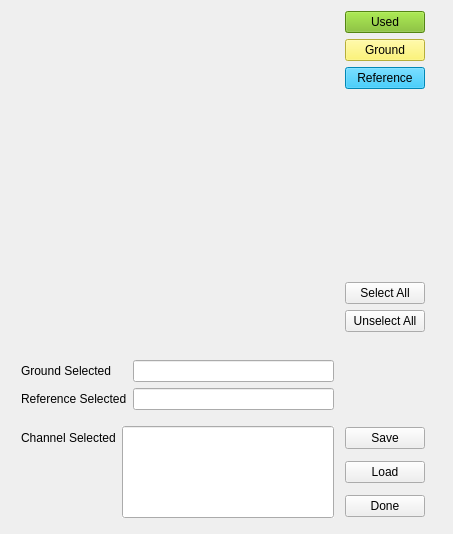
Above: src/gui/qt_widgets/channel_selection.ui from medusabci/medusa-platform before the change. Below: the same form after it.
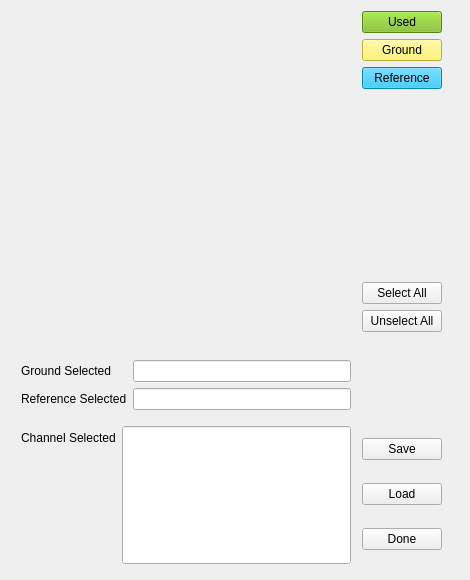
That is the form after the change.

What changed in the file:
```diff
--- a/src/gui/qt_widgets/channel_selection.ui
+++ b/src/gui/qt_widgets/channel_selection.ui
@@ -6,10 +6,22 @@
    <rect>
     <x>0</x>
     <y>0</y>
-    <width>453</width>
-    <height>534</height>
+    <width>470</width>
+    <height>580</height>
    </rect>
   </property>
+  <property name="minimumSize">
+   <size>
+    <width>470</width>
+    <height>580</height>
+   </size>
+  </property>
+  <property name="maximumSize">
+   <size>
+    <width>470</width>
+    <height>580</height>
+   </size>
+  </property>
   <property name="windowTitle">
    <string>Form</string>
   </property>
```
